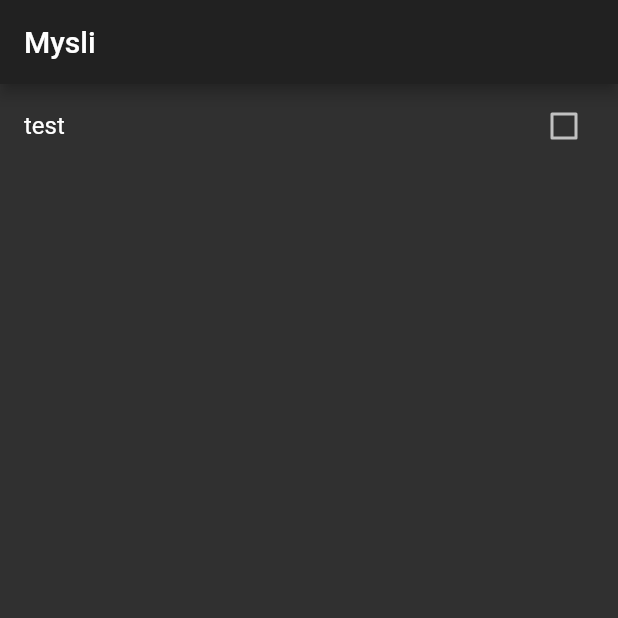
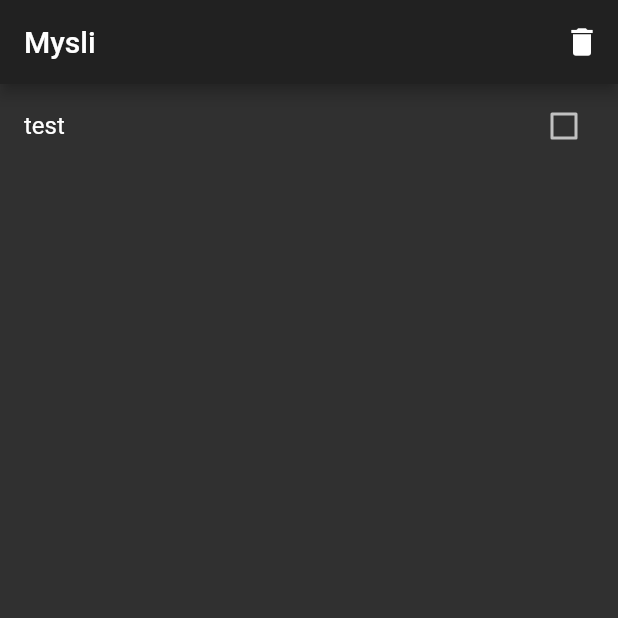
Before and after one commit to Steellow/mysli-flutter, a Flutter app: the screen it shows after launch, on a phone screen of 412 x 824 dp, the top half of it. Run offline on Flutter 3.47's test engine with Material 2 defaults, Android fonts, the phone set to English and light mode, and no system bars; our stand-ins replace bloc, equatable, flutter_bloc.

Commit message:
Add feature to delete ticked items

```diff
--- /dev/null
+++ b/lib/ui/screens/home_screen/home_app_bar.dart
@@ -0,0 +1,25 @@
+import 'package:flutter/material.dart';
+import 'package:flutter_bloc/flutter_bloc.dart';
+import 'package:mysli/logic/cubit/itemlist_cubit.dart';
+
+class HomeAppBar extends StatelessWidget implements PreferredSizeWidget {
+  @override
+  Size get preferredSize => Size.fromHeight(56);
+  // For somer reason, if AppBar is seperate widget it has to be this preferredSize thing. Default is 56.
+  // See: https://stackoverflow.com/q/52678469
+
+  @override
+  Widget build(BuildContext context) {
+    return AppBar(
+      title: const Text("Mysli"),
+      actions: [
+        IconButton(
+          icon: const Icon(Icons.delete),
+          onPressed: () {
+            BlocProvider.of<ItemlistCubit>(context).deleteTicked();
+          },
+        ),
+      ],
+    );
+  }
+}
--- a/lib/ui/screens/home_screen/home_page.dart
+++ b/lib/ui/screens/home_screen/home_page.dart
@@ -2,15 +2,14 @@ import 'package:flutter/material.dart';
 import 'package:flutter_bloc/flutter_bloc.dart';
 import 'package:mysli/logic/cubit/itemlist_cubit.dart';
 import 'package:mysli/ui/screens/home_screen/bottom_bar.dart';
+import 'package:mysli/ui/screens/home_screen/home_app_bar.dart';
 import 'package:mysli/ui/screens/home_screen/list_view_item.dart';
 
 class HomePage extends StatelessWidget {
   @override
   Widget build(BuildContext context) {
     return Scaffold(
-      appBar: AppBar(
-        title: Text("Mysli"),
-      ),
+      appBar: HomeAppBar(),
       body: Column(
         children: [
           Expanded(
```
Also changed, not shown: lib/logic/cubit/itemlist_cubit.dart (+6 -1 lines), lib/ui/screens/home_screen/list_view_item.dart (+10 -3 lines).
